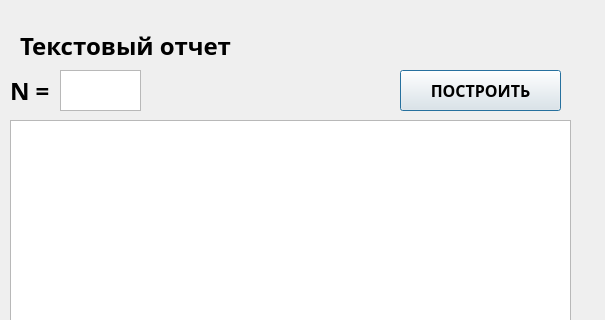
Above: UI/text_report.ui from p1ugg/MIEM_reportsPS before the change; both pictures show x 0 to 605 and y 0 to 320 of the 605 by 654 pixel window. Below: the same form after it.
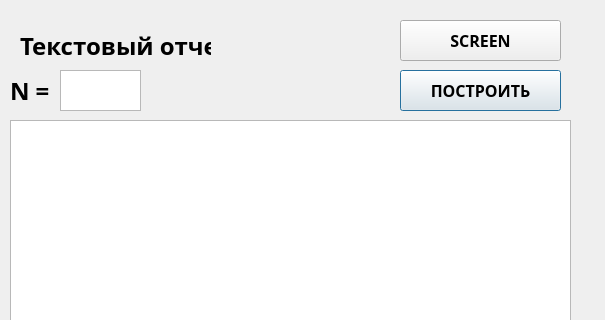
That is the form after the change.

Commit message: full program with screen vtn

The edit to the form file:
```diff
--- a/UI/text_report.ui
+++ b/UI/text_report.ui
@@ -28,7 +28,7 @@
     <rect>
      <x>20</x>
      <y>10</y>
-     <width>581</width>
+     <width>191</width>
      <height>71</height>
     </rect>
    </property>
@@ -141,6 +141,57 @@
     <bool>false</bool>
    </property>
   </widget>
+  <widget class="QPushButton" name="ScreenBtn">
+   <property name="geometry">
+    <rect>
+     <x>400</x>
+     <y>20</y>
+     <width>161</width>
+     <height>41</height>
+    </rect>
+   </property>
+   <property name="minimumSize">
+    <size>
+     <width>0</width>
+     <height>0</height>
+    </size>
+   </property>
+   <property name="font">
+    <font>
+     <family>HSE Sans Black</family>
+     <pointsize>12</pointsize>
+     <weight>75</weight>
+     <bold>true</bold>
+    </font>
+   </property>
+   <property name="mouseTracking">
+    <bool>false</bool>
+   </property>
+   <property name="acceptDrops">
+    <bool>false</bool>
+   </property>
+   <property name="autoFillBackground">
+    <bool>false</bool>
+   </property>
+   <property name="text">
+    <string>SCREEN</string>
+   </property>
+   <property name="checkable">
+    <bool>false</bool>
+   </property>
+   <property name="autoRepeat">
+    <bool>false</bool>
+   </property>
+   <property name="autoExclusive">
+    <bool>false</bool>
+   </property>
+   <property name="default">
+    <bool>false</bool>
+   </property>
+   <property name="flat">
+    <bool>false</bool>
+   </property>
+  </widget>
  </widget>
  <resources/>
  <connections/>
```
The commit also changes 9 other files.
